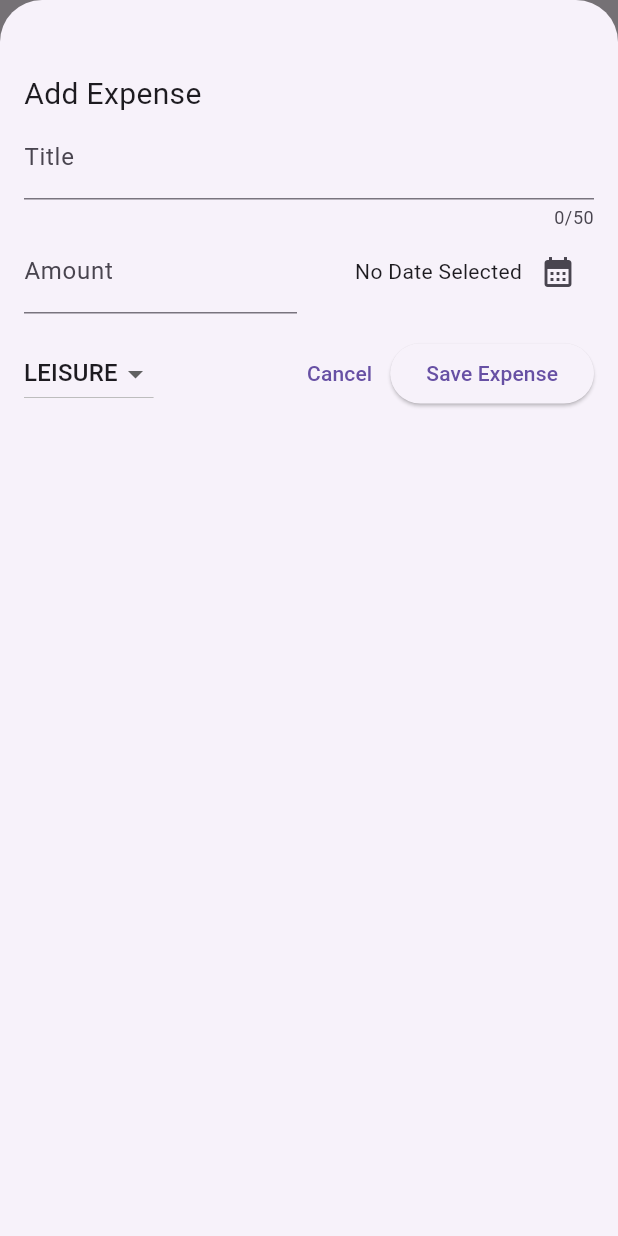
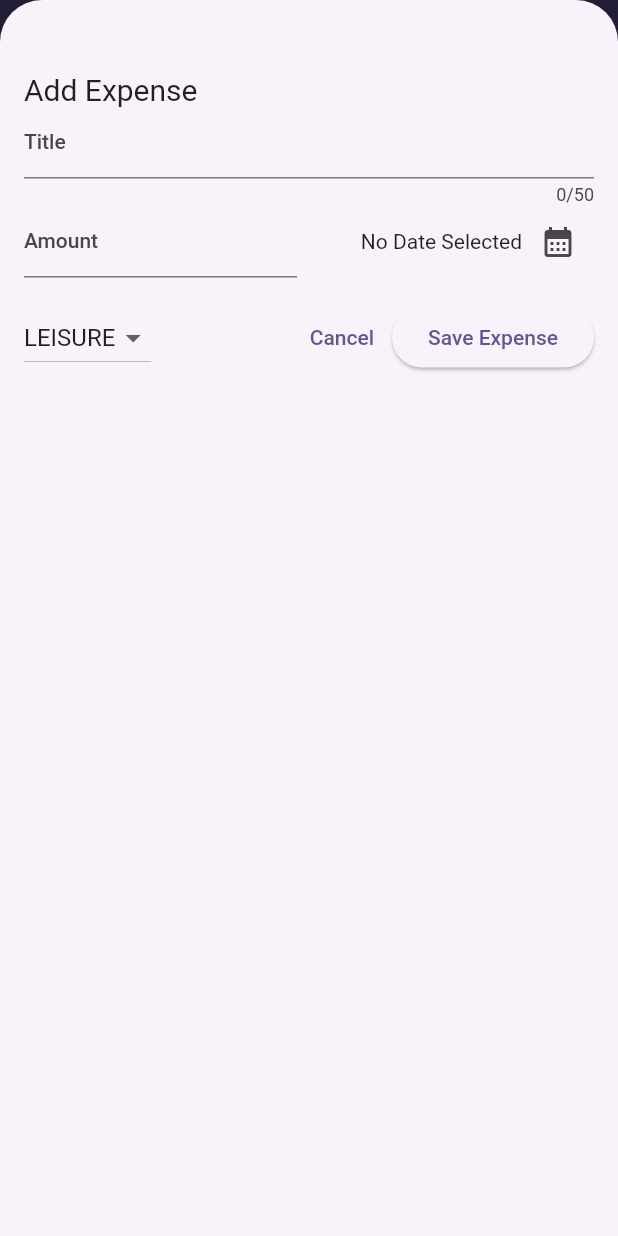
Before and after one commit to jatinchauhann/expense_tracker, a Flutter app: the screen it shows after launch, after a tap on the "add" icon, on a phone screen of 412 x 824 dp. Run offline on Flutter 3.47's test engine with Material 2 defaults, Android fonts, the phone set to English and light mode, and no system bars.

Commit message:
creating a color scheme from seed and setting up background and foreground color

```diff
--- a/lib/main.dart
+++ b/lib/main.dart
@@ -1,11 +1,21 @@
 import 'package:flutter/material.dart';
 import 'package:expense_tracker/widgets/expenses.dart';
+
+var kColorScheme = ColorScheme.fromSeed(
+  seedColor: const Color.fromARGB(255, 96, 59, 181),
+);
 
 void main() {
   runApp(
     MaterialApp(
       // darkTheme: ThemeData.dark(useMaterial3: true),
-      theme: ThemeData.light(useMaterial3: true),
+      theme: ThemeData().copyWith(
+          useMaterial3: true,
+          colorScheme: kColorScheme,
+          appBarTheme: const AppBarTheme().copyWith(
+            backgroundColor: kColorScheme.onPrimaryContainer,
+            foregroundColor: kColorScheme.primaryContainer,
+          )),
       home: const Expenses(),
     ),
   );
```
